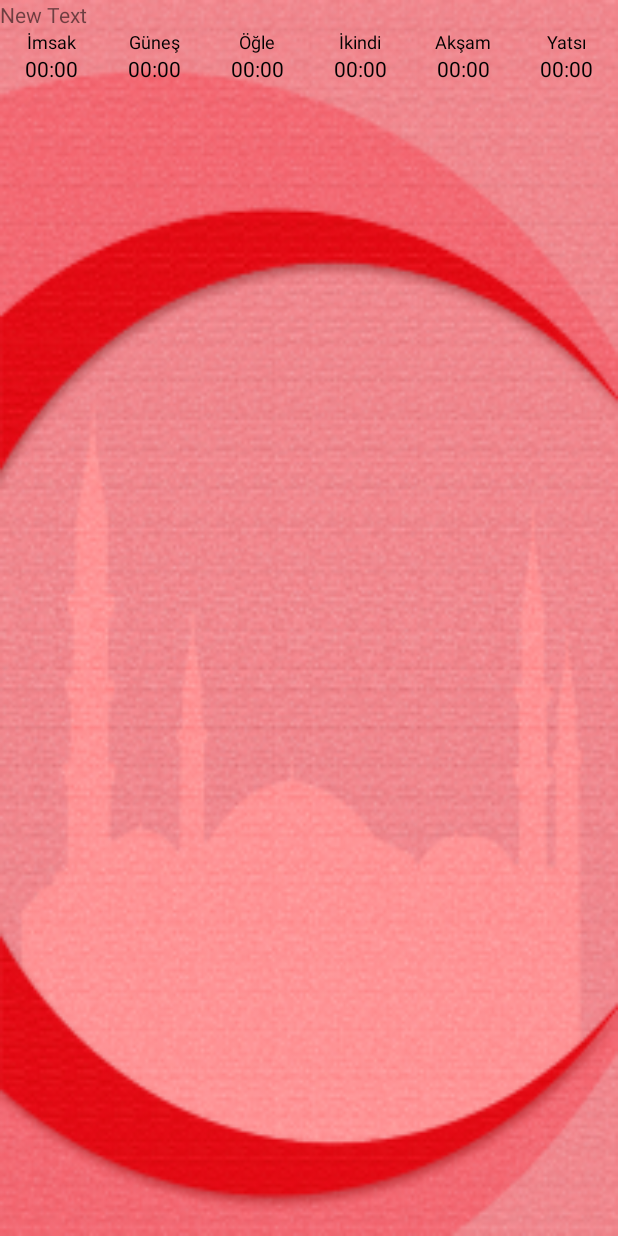
After one commit to sekmenhuseyin/AndroidNamazVaktim, an Android app: the layout fragment_home_monthly_item.xml on its own in the app's theme, with its tools: preview values and no code run, on a phone screen of 412 x 824 dp. The commit adds this screen. Run offline under Robolectric (Android 15) with nearby library versions, the phone set to English and light mode, and no system bars.

Commit message:
22.02.2016: monthly started

```diff
--- a/app/src/main/java/net/huseyinsekmenoglu/fragments/MonthlyFragmant.java
+++ b/app/src/main/java/net/huseyinsekmenoglu/fragments/MonthlyFragmant.java
@@ -1,16 +1,27 @@
 package net.huseyinsekmenoglu.fragments;
 
+import android.content.Context;
 import android.os.Bundle;
 import android.support.v4.app.Fragment;
 import android.view.LayoutInflater;
 import android.view.View;
 import android.view.ViewGroup;
+import android.widget.ListView;
 
 import net.huseyinsekmenoglu.namazvaktim.R;
 
 public class MonthlyFragmant extends Fragment {
+    private View myInflatedView;
+    private Context mContext;
+    private ListView listMonthly;
+
     @Override
     public View onCreateView(LayoutInflater inflater, ViewGroup container, Bundle savedInstanceState) {
-        return inflater.inflate(R.layout.fragment_home_monthly, container, false);
+        myInflatedView = inflater.inflate(R.layout.fragment_home_monthly, container, false);
+        mContext = container.getContext();
+        //get view
+        listMonthly = (ListView) myInflatedView.findViewById(R.id.listMonthly);
+
+        return myInflatedView;
     }
 }
--- a/app/src/main/java/net/huseyinsekmenoglu/namazvaktim/SetupActivity.java
+++ b/app/src/main/java/net/huseyinsekmenoglu/namazvaktim/SetupActivity.java
@@ -59,7 +59,7 @@ public class SetupActivity extends AppCompatActivity {
         Diller = res.getStringArray(R.array.Diller);
         DilKodlari = res.getStringArray(R.array.DilKodlari);
         // get the listview
-        expListView = (ExpandableListView) findViewById(R.id.lvExp);
+        expListView = (ExpandableListView) findViewById(R.id.lvExpSetup);
         title = (TextView) findViewById(R.id.lblListHeader);
         // preparing list data
         prepareListLanguageData();
--- a/app/src/main/res/layout/activity_setup.xml
+++ b/app/src/main/res/layout/activity_setup.xml
@@ -10,7 +10,7 @@
     tools:context="net.huseyinsekmenoglu.namazvaktim.SetupActivity">
 
     <ExpandableListView
-        android:id="@+id/lvExp"
+        android:id="@+id/lvExpSetup"
         android:layout_width="match_parent"
         android:layout_height="match_parent" />
 
--- a/app/src/main/res/layout/fragment_home_monthly.xml
+++ b/app/src/main/res/layout/fragment_home_monthly.xml
@@ -4,10 +4,10 @@
     android:layout_height="match_parent"
     tools:context="net.huseyinsekmenoglu.fragments.MonthlyFragmant">
 
-    <!-- TODO: Update blank fragment layout -->
-    <TextView
-        android:layout_width="match_parent"
-        android:layout_height="match_parent"
-        android:text="@string/tabImsakiye" />
-
+    <ListView
+        android:id="@+id/listMonthly"
+        android:layout_width="wrap_content"
+        android:layout_height="wrap_content"
+        android:layout_gravity="center_horizontal|top"
+        android:smoothScrollbar="false" />
 </FrameLayout>
--- /dev/null
+++ b/app/src/main/res/layout/fragment_home_monthly_item.xml
@@ -0,0 +1,177 @@
+<?xml version="1.0" encoding="utf-8"?>
+<LinearLayout xmlns:android="http://schemas.android.com/apk/res/android"
+    android:layout_width="match_parent"
+    android:layout_height="match_parent"
+    android:orientation="vertical">
+
+    <LinearLayout
+        android:layout_width="match_parent"
+        android:layout_height="wrap_content"
+        android:orientation="horizontal">
+
+        <TextView
+            android:id="@+id/txtTarih"
+            android:layout_width="wrap_content"
+            android:layout_height="wrap_content"
+            android:text="New Text" />
+    </LinearLayout>
+
+    <LinearLayout
+        android:layout_width="match_parent"
+        android:layout_height="wrap_content"
+        android:layout_marginTop="0dp"
+        android:baselineAligned="false"
+        android:weightSum="6">
+
+        <LinearLayout
+            android:layout_width="51dp"
+            android:layout_height="wrap_content"
+            android:layout_weight="1"
+            android:orientation="vertical">
+
+            <TextView
+                android:id="@+id/textView21"
+                android:layout_width="fill_parent"
+                android:layout_height="wrap_content"
+                android:gravity="center"
+                android:text="@string/vakit_imsak"
+                android:textColor="@android:color/black"
+                android:textSize="12sp" />
+
+            <TextView
+                android:id="@+id/notifyImsak"
+                android:layout_width="fill_parent"
+                android:layout_height="wrap_content"
+                android:gravity="center"
+                android:text="@string/vakit_none"
+                android:textColor="@android:color/black"
+                android:textSize="14sp" />
+        </LinearLayout>
+
+        <LinearLayout
+            android:layout_width="51dp"
+            android:layout_height="wrap_content"
+            android:layout_weight="1"
+            android:orientation="vertical">
+
+            <TextView
+                android:id="@+id/textView22"
+                android:layout_width="fill_parent"
+                android:layout_height="wrap_content"
+                android:gravity="center"
+                android:text="@string/vakit_gunes"
+                android:textColor="@android:color/black"
+                android:textSize="12sp" />
+
+            <TextView
+                android:id="@+id/notifyGunes"
+                android:layout_width="fill_parent"
+                android:layout_height="wrap_content"
+                android:gravity="center"
+                android:text="@string/vakit_none"
+                android:textColor="@android:color/black"
+                android:textSize="14sp" />
+        </LinearLayout>
+
+        <LinearLayout
+            android:layout_width="51dp"
+            android:layout_height="wrap_content"
+            android:layout_weight="1"
+            android:orientation="vertical">
+
+            <TextView
+                android:id="@+id/textView23"
+                android:layout_width="fill_parent"
+                android:layout_height="wrap_content"
+                android:gravity="center"
+                android:text="@string/vakit_ogle"
+                android:textColor="@android:color/black"
+                android:textSize="12sp" />
+
+            <TextView
+                android:id="@+id/notifyOgle"
+                android:layout_width="fill_parent"
+                android:layout_height="wrap_content"
+                android:gravity="center"
+                android:text="@string/vakit_none"
+                android:textColor="@android:color/black"
+                android:textSize="14sp" />
+        </LinearLayout>
+
+        <LinearLayout
+            android:layout_width="51dp"
+            android:layout_height="wrap_content"
+            android:layout_weight="1"
+            android:orientation="vertical">
+
+            <TextView
+                android:id="@+id/textView24"
+                android:layout_width="fill_parent"
+                android:layout_height="wrap_content"
+                android:gravity="center"
+                android:text="@string/vakit_ikindi"
+                android:textColor="@android:color/black"
+                android:textSize="12sp" />
+
+            <TextView
+                android:id="@+id/notifyIkindi"
+                android:layout_width="fill_parent"
+                android:layout_height="wrap_content"
+                android:gravity="center"
+                android:text="@string/vakit_none"
+                android:textColor="@android:color/black"
+                android:textSize="14sp" />
+        </LinearLayout>
+
+        <LinearLayout
+            android:layout_width="51dp"
+            android:layout_height="wrap_content"
+            android:layout_weight="1"
+            android:orientation="vertical">
+
+            <TextView
+                android:id="@+id/textView25"
+                android:layout_width="fill_parent"
+                android:layout_height="wrap_content"
+                android:gravity="center"
+                android:text="@string/vakit_aksam"
+                android:textColor="@android:color/black"
+                android:textSize="12sp" />
+
+            <TextView
+                android:id="@+id/notifyAksam"
+                android:layout_width="fill_parent"
+                android:layout_height="wrap_content"
+                android:gravity="center"
+                android:text="@string/vakit_none"
+                android:textColor="@android:color/black"
+                android:textSize="14sp" />
+        </LinearLayout>
+
+        <LinearLayout
+            android:layout_width="51dp"
+            android:layout_height="wrap_content"
+            android:layout_weight="1"
+            android:orientation="vertical">
+
+            <TextView
+                android:id="@+id/textView26"
+                android:layout_width="fill_parent"
+                android:layout_height="wrap_content"
+                android:gravity="center"
+                android:text="@string/vakit_yatsi"
+                android:textColor="@android:color/black"
+                android:textSize="12sp" />
+
+            <TextView
+                android:id="@+id/notifyYatsi"
+                android:layout_width="fill_parent"
+                android:layout_height="wrap_content"
+                android:gravity="center"
+                android:text="@string/vakit_none"
+                android:textColor="@android:color/black"
+                android:textSize="14sp" />
+        </LinearLayout>
+    </LinearLayout>
+
+</LinearLayout>
```
